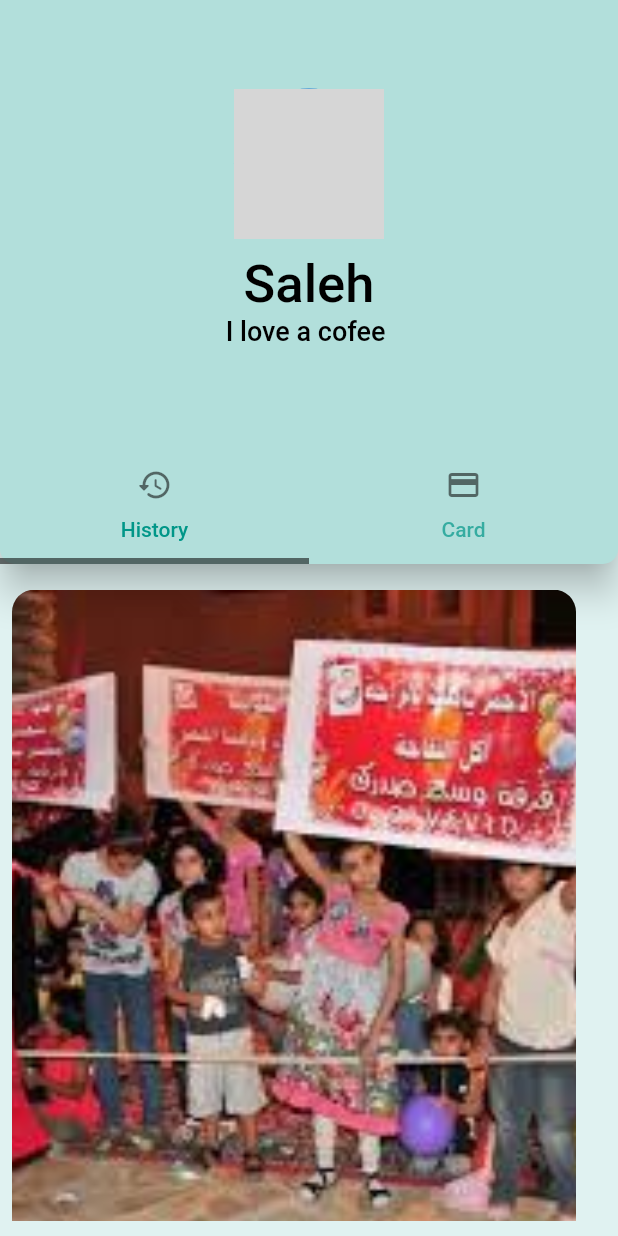
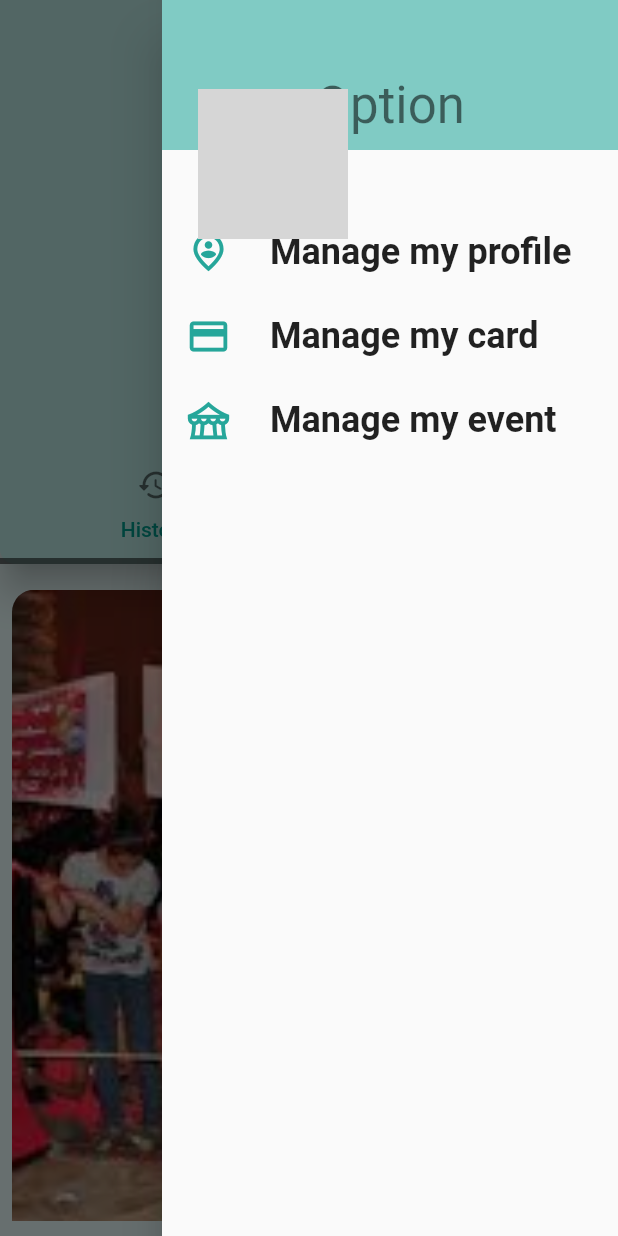
Before and after one commit to mooha9/Eventy_app, a Flutter app: the ProfilePage screen opened directly, with the side drawer open (before the commit the screen has no drawer), on a phone screen of 412 x 824 dp. Run offline on Flutter 3.47's test engine with Material 2 defaults, Android fonts, the phone set to English and light mode, and no system bars; our stand-ins replace fancy_bottom_navigation, flutter_rating_bar; network calls fail; grey boxes are pictures that could not be loaded.

Commit message:
Add drawer in profile page

```diff
--- a/lib/screens/profilePage.dart
+++ b/lib/screens/profilePage.dart
@@ -1,4 +1,5 @@
 import 'package:eventy_app/util/data.dart';
+import 'package:eventy_app/widgets/app_drawer.dart';
 import 'package:eventy_app/widgets/eventItem.dart';
 import 'package:flutter/material.dart';
 
@@ -37,7 +38,6 @@ class _ProfilePageState extends State<ProfilePage> {
                           children: [
                             CircleAvatar(
                               backgroundImage: NetworkImage(
-
                                 "https://images.unsplash.com/photo-1582330421788-d54dc81b293a?ixlib=rb-1.2.1&ixid=MnwxMjA3fDB8MHxwaG90by1wYWdlfHx8fGVufDB8fHx8&auto=format&fit=crop&w=1100&q=80",
                               ),
                               radius: 50.0,
@@ -87,6 +87,7 @@ class _ProfilePageState extends State<ProfilePage> {
             ),
             titleSpacing: 20,
           ),
+          endDrawer: AppDrawer(),
           body: TabBarView(
             children: [
               buildPage1('History'),
--- /dev/null
+++ b/lib/widgets/app_drawer.dart
@@ -0,0 +1,62 @@
+import 'package:flutter/material.dart';
+
+class AppDrawer extends StatelessWidget {
+  const AppDrawer({Key? key}) : super(key: key);
+
+  Widget buildListTile(String title, IconData icon, Function onTapLink) {
+    return ListTile(
+      leading: Icon(
+        icon,
+        size: 30,
+        color: Colors.teal[400],
+      ),
+      title: Text(
+        title,
+        style: TextStyle(
+          fontSize: 24,
+          fontWeight: FontWeight.bold,
+        ),
+      ),
+      onTap: () {},
+    );
+  }
+
+  @override
+  Widget build(BuildContext context) {
+    return Drawer(
+      child: Column(
+        children: [
+          Container(
+            height: 100,
+            width: double.infinity,
+            padding: EdgeInsets.only(top: 40),
+            alignment: Alignment.center,
+            color: Colors.teal[200],
+            child: Text(
+              'Option',
+              style: Theme.of(context).textTheme.headline4,
+            ),
+          ),
+          SizedBox(height: 40),
+          buildListTile(
+            'Manage my profile',
+            Icons.person_pin_circle_outlined,
+            () {
+// here put the target screen
+            },
+          ),
+          buildListTile(
+            'Manage my card',
+            Icons.credit_card,
+            () {},
+          ),
+          buildListTile(
+            'Manage my event',
+            Icons.festival_sharp,
+            () {},
+          ),
+        ],
+      ),
+    );
+  }
+}
```
